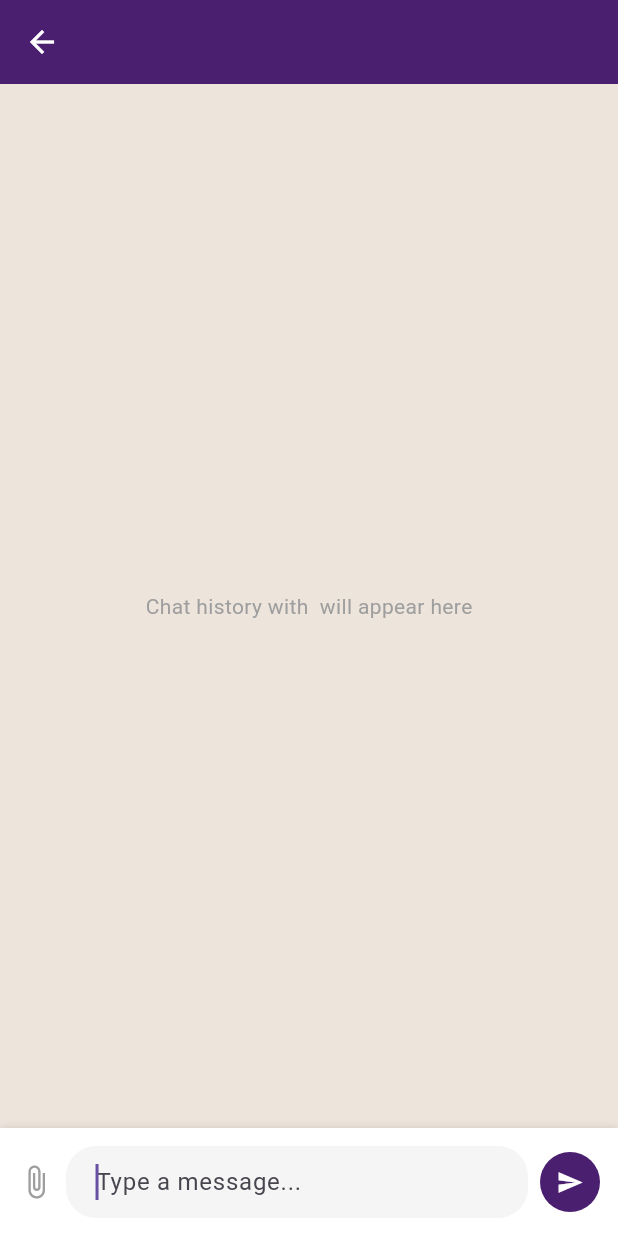
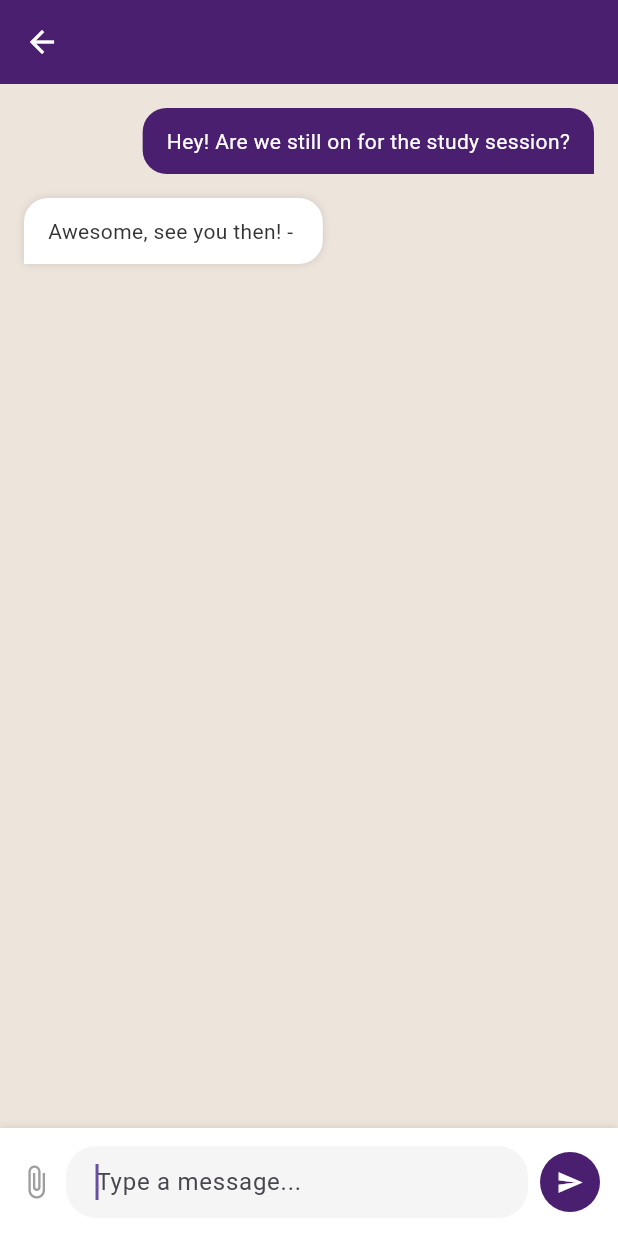
Before and after one commit to Lazymfs/studybuddyproject, a Flutter app: the ChatRoomScreen screen opened directly with empty values, on a phone screen of 412 x 824 dp. Run offline on Flutter 3.47's test engine with Material 3 defaults, Android fonts, the phone set to English and light mode, and no system bars; our stand-ins replace flutter_map, latlong2.

Commit message:
mock chat message

```diff
--- a/lib/chat_room_screen.dart
+++ b/lib/chat_room_screen.dart
@@ -7,7 +7,28 @@ class ChatRoomScreen extends StatelessWidget {
   const ChatRoomScreen({Key? key, required this.chatName}) : super(key: key);
 
   @override
-  Widget build(BuildContext context) {
+    Widget build(BuildContext context) {
+
+    // --- NEW LOGIC: Dynamic Chat Text based on who you clicked ---
+    String sentMsg = "Hey! Are we still on for the study session?";
+    String receivedMsg = "Awesome, see you then! - $chatName";
+
+    if (chatName == 'Paan') {
+      sentMsg = "Did you update the UI for the login screen?";
+      receivedMsg = "Bro, check the Figma";
+    } else if (chatName == 'Wan') {
+      sentMsg = "Are all the dart files ready for testing?";
+      receivedMsg = "I will compile it tonight.";
+    } else if (chatName == 'Asra') {
+      sentMsg = "Did you find a good map placeholder?";
+      receivedMsg = "Map screenshot added.";
+    } else if (chatName == 'Study Group - Eng 101') {
+      sentMsg = "What chapter is the test covering?";
+      receivedMsg = "Chapters 4 and 5. Don't forget the notes!";
+    } else if (chatName == 'Project Management') {
+      sentMsg = "When is our next sprint review?";
+      receivedMsg = "Meeting tomorrow at 3pm";
+    }
     return Scaffold(
       backgroundColor: AppColors.creamBackground,
       appBar: AppBar(
@@ -20,10 +41,45 @@ class ChatRoomScreen extends StatelessWidget {
       ),
       body: Column(
         children: [
-          // Empty space for fake messages
           Expanded(
-            child: Center(
-              child: Text('Chat history with $chatName will appear here', style: const TextStyle(color: Colors.grey)),
+            child: ListView(
+              padding: const EdgeInsets.all(16),
+              children: [
+                // Sent Message (Purple Bubble)
+                Align(
+                  alignment: Alignment.centerRight,
+                  child: Container(
+                    margin: const EdgeInsets.only(bottom: 16),
+                    padding: const EdgeInsets.symmetric(horizontal: 16, vertical: 12),
+                    decoration: BoxDecoration(
+                      color: AppColors.primaryPurple,
+                      borderRadius: BorderRadius.circular(16).copyWith(bottomRight: const Radius.circular(0)),
+                    ),
+                    child: Text(
+                      sentMsg, // USING DYNAMIC TEXT
+                      style: const TextStyle(color: AppColors.white),
+                    ),
+                  ),
+                ),
+
+                // Received Message (White Bubble)
+                Align(
+                  alignment: Alignment.centerLeft,
+                  child: Container(
+                    margin: const EdgeInsets.only(bottom: 16),
+                    padding: const EdgeInsets.symmetric(horizontal: 16, vertical: 12),
+                    decoration: BoxDecoration(
+                      color: AppColors.white,
+                      borderRadius: BorderRadius.circular(16).copyWith(bottomLeft: const Radius.circular(0)),
+                      boxShadow: const [BoxShadow(color: Colors.black12, blurRadius: 4)],
+                    ),
+                    child: Text(
+                      receivedMsg, // USING DYNAMIC TEXT
+                      style: const TextStyle(color: AppColors.textDark),
+                    ),
+                  ),
+                ),
+              ],
             ),
           ),
 
```
